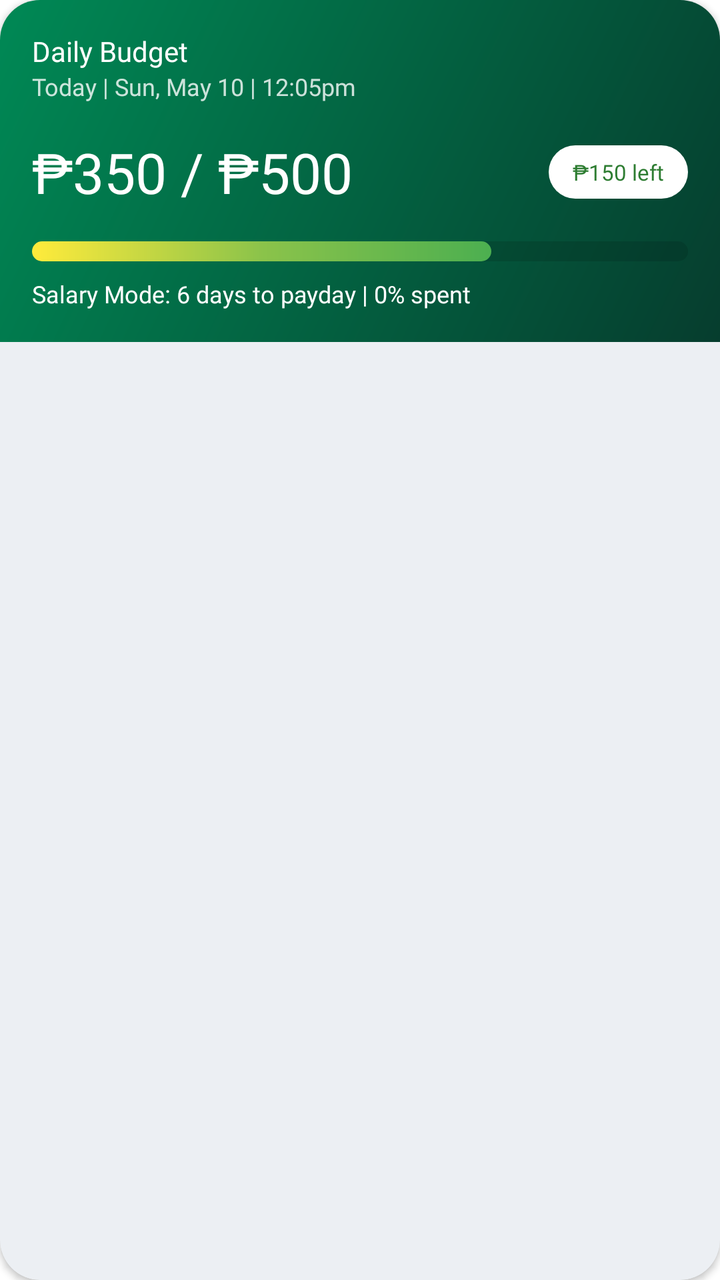
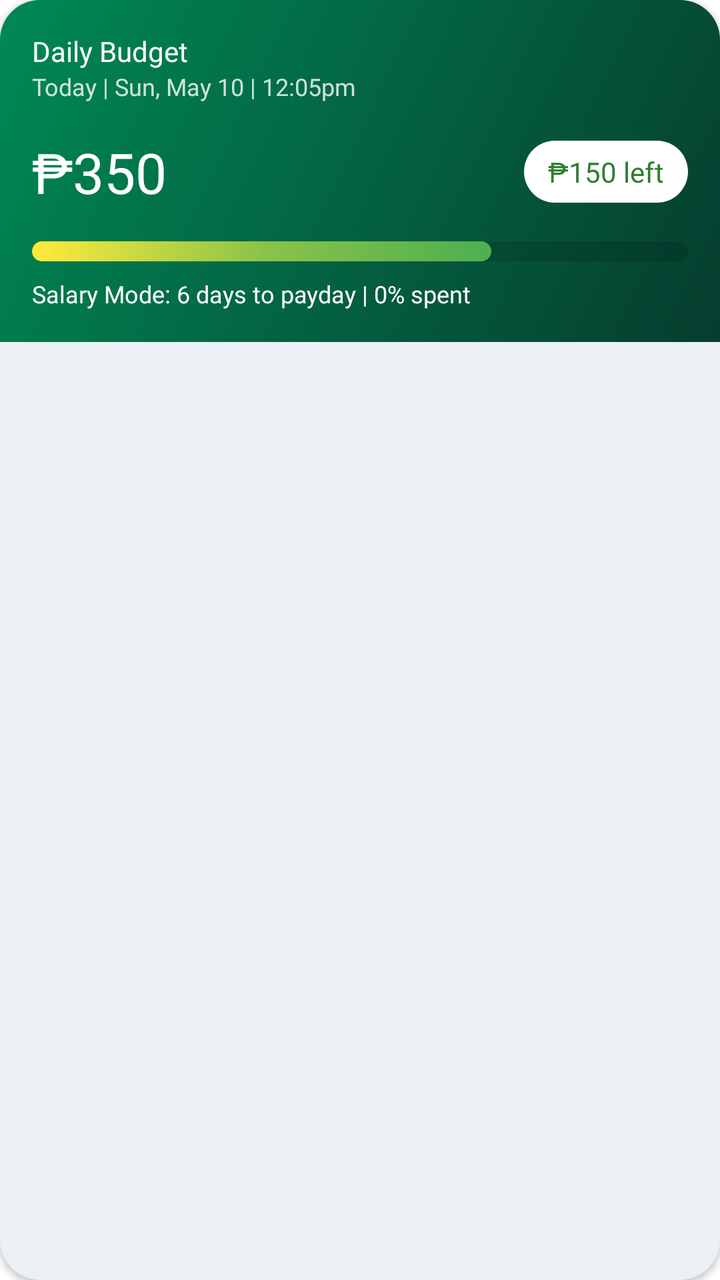

Screens rendered from an Android XML layout before and after an edit, with the pre-edit source and the edit as a unified diff.
<!-- AndroidManifest.xml: application theme Theme.Carti -->
<!-- res/layout/card_daily_budget.xml -->
<?xml version="1.0" encoding="utf-8"?>
<com.google.android.material.card.MaterialCardView xmlns:android="http://schemas.android.com/apk/res/android"
    xmlns:app="http://schemas.android.com/apk/res-auto"
    android:layout_width="match_parent"
    android:layout_height="wrap_content"
    android:layout_marginVertical="@dimen/spacing_small"
    app:cardCornerRadius="@dimen/pill_corner_radius"
    app:cardElevation="2dp"
    app:strokeWidth="0dp">

    <LinearLayout
        android:layout_width="match_parent"
        android:layout_height="wrap_content"
        android:background="@drawable/bg_header_gradient"
        android:orientation="vertical"
        android:padding="@dimen/spacing_medium">

        <TextView
            android:layout_width="wrap_content"
            android:layout_height="wrap_content"
            android:fontFamily="@font/plus_jakarta_sans_bold"
            android:text="@string/daily_budget"
            android:textColor="@color/white"
            android:textSize="14sp" />

        <TextView
            android:layout_width="wrap_content"
            android:layout_height="wrap_content"
            android:fontFamily="@font/plus_jakarta_sans_medium"
            android:text="@string/current_date"
            android:textColor="@color/white_80"
            android:textSize="12sp" />

        <RelativeLayout
            android:layout_width="match_parent"
            android:layout_height="wrap_content"
            android:layout_marginTop="@dimen/spacing_medium">

            <TextView
                android:id="@+id/tvAmount"
                android:layout_width="wrap_content"
                android:layout_height="wrap_content"
                android:fontFamily="@font/plus_jakarta_sans_bold"
                android:text="@string/budget_summary"
                android:textColor="@color/white"
                android:textSize="28sp" />

            <TextView
                android:id="@+id/tvStatus"
                android:layout_width="wrap_content"
                android:layout_height="wrap_content"
                android:layout_alignParentEnd="true"
                android:layout_centerVertical="true"
                android:background="@drawable/bg_pill_white"
                android:fontFamily="@font/plus_jakarta_sans_bold"
                android:paddingHorizontal="12dp"
                android:paddingVertical="6dp"
                android:text="@string/amount_remaining"
                android:textColor="@color/green_budget_status"
                android:textSize="11sp" />
        </RelativeLayout>

        <ProgressBar
            style="@android:style/Widget.ProgressBar.Horizontal"
            android:layout_width="match_parent"
            android:layout_height="10dp"
            android:layout_marginTop="@dimen/spacing_medium"
            android:progress="70"
            android:progressDrawable="@drawable/daily_progress_bar" />

        <TextView
            android:layout_width="wrap_content"
            android:layout_height="wrap_content"
            android:layout_marginTop="@dimen/spacing_small"
            android:fontFamily="@font/plus_jakarta_sans_medium"
            android:text="@string/spent_remaining_days"
            android:textColor="@color/white"
            android:textSize="12sp" />

    </LinearLayout>
</com.google.android.material.card.MaterialCardView>
<!-- resources referenced by this layout -->
<resources>
  <color name="green_budget_status">#2E7D32</color>
  <color name="white">#FFFFFFFF</color>
  <color name="white_80">#CCFFFFFF</color>
  <dimen name="pill_corner_radius">20dp</dimen>
  <dimen name="spacing_medium">16dp</dimen>
  <dimen name="spacing_small">8dp</dimen>
  <!-- drawable bg_header_gradient (drawable) -->
  <?xml version="1.0" encoding="utf-8"?>
  <shape xmlns:android="http://schemas.android.com/apk/res/android"
      android:shape="rectangle">
      <gradient
          android:angle="315"
          android:endColor="@color/green_darker"
          android:startColor="@color/green_primary" />
  </shape>
  <!-- drawable bg_pill_white (drawable) -->
  <?xml version="1.0" encoding="utf-8"?>
  <shape xmlns:android="http://schemas.android.com/apk/res/android">
      <solid android:color="@color/white" />
      <corners android:radius="20dp" />
  </shape>
  <!-- drawable daily_progress_bar (drawable) -->
  <?xml version="1.0" encoding="utf-8"?>
  <layer-list xmlns:android="http://schemas.android.com/apk/res/android">
  
      <item android:id="@android:id/background">
          <shape>
              <corners android:radius="10dp" />
              <solid android:color="@color/progress_bg" />
          </shape>
      </item>
  
      <item android:id="@android:id/progress">
          <scale android:scaleWidth="100%">
              <shape>
                  <corners android:radius="10dp" />
                  <gradient
                      android:angle="0"
                      android:centerColor="@color/progress_center"
                      android:endColor="@color/progress_end"
                      android:startColor="@color/progress_start" />
              </shape>
          </scale>
      </item>
  
  </layer-list>
  <string name="amount_remaining">₱150 left</string>
  <string name="budget_summary">₱350 / ₱500</string>
  <string name="current_date">Today | Sun, May 10 | 12:05pm</string>
  <string name="daily_budget">Daily Budget</string>
  <string name="spent_remaining_days">Salary Mode: 6 days to payday | 0% spent </string>
  <style name="Theme.Carti" parent="Base.Theme.Carti" />
  <color name="green_darker">#063D2E</color>
  <color name="green_primary">#008955</color>
  <color name="progress_bg">#20000000</color>
  <color name="progress_center">#8BC34A</color>
  <color name="progress_end">#4CAF50</color>
  <color name="progress_start">#FFEB3B</color>
  <style name="Base.Theme.Carti" parent="Theme.Material3.DayNight.NoActionBar">
          <item name="colorPrimary">@color/carti_primary_green</item>
          <item name="android:windowBackground">@color/white</item>
          <item name="android:statusBarColor">@color/white</item>
          <item name="android:windowLightStatusBar" tools:targetApi="m">true</item>
          <item name="android:navigationBarColor">@color/white</item>
      </style>
  <color name="carti_primary_green">#008955</color>
</resources>

<!-- the commit's change to res/layout/card_daily_budget.xml (unified diff, before → after) -->
@@ -57,10 +57,11 @@
                 android:paddingVertical="6dp"
                 android:text="@string/amount_remaining"
                 android:textColor="@color/green_budget_status"
-                android:textSize="11sp" />
+                android:textSize="14sp" />
         </RelativeLayout>
 
         <ProgressBar
+            android:id="@+id/progressDaily"
             style="@android:style/Widget.ProgressBar.Horizontal"
             android:layout_width="match_parent"
             android:layout_height="10dp"
@@ -69,6 +70,7 @@
             android:progressDrawable="@drawable/daily_progress_bar" />
 
         <TextView
+            android:id="@+id/tvSalaryInfo"
             android:layout_width="wrap_content"
             android:layout_height="wrap_content"
             android:layout_marginTop="@dimen/spacing_small"
<!-- resource entries referenced after the edit -->
@@ -47,7 +47,7 @@
   
   </layer-list>
   <string name="amount_remaining">₱150 left</string>
-  <string name="budget_summary">₱350 / ₱500</string>
+  <string name="budget_summary">₱350</string>
   <string name="current_date">Today | Sun, May 10 | 12:05pm</string>
   <string name="daily_budget">Daily Budget</string>
   <string name="spent_remaining_days">Salary Mode: 6 days to payday | 0% spent </string>
